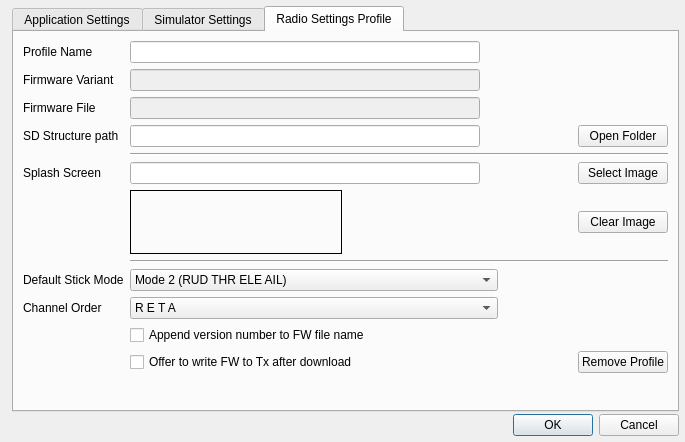
Qt form companion/src/apppreferencesdialog.ui (opentx/opentx) before a commit.
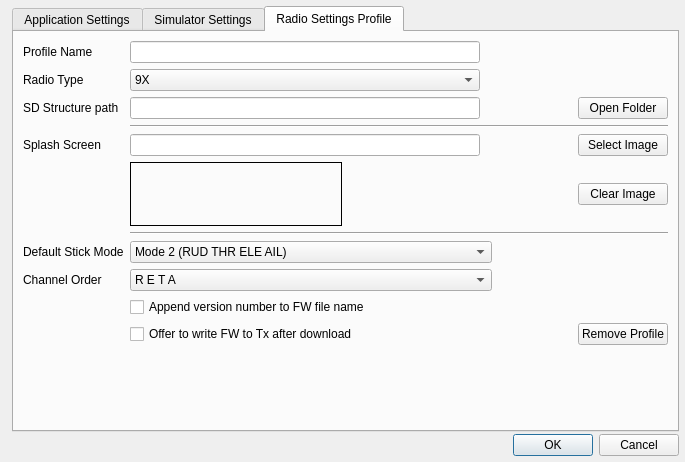
The same form after that commit. The open tabs and pages were chosen to show the change.

Commit message: Moved selection of radio type from download dialog to profile tab. This was a bit tricky.

The edit to the form file:
```diff
--- a/companion/src/apppreferencesdialog.ui
+++ b/companion/src/apppreferencesdialog.ui
@@ -7,7 +7,7 @@
     <x>0</x>
     <y>0</y>
     <width>685</width>
-    <height>442</height>
+    <height>462</height>
    </rect>
   </property>
   <property name="sizePolicy">
@@ -502,7 +502,7 @@
        <string>Radio Settings Profile</string>
       </attribute>
       <layout class="QGridLayout" name="gridLayout_2">
-       <item row="11" column="1" colspan="4">
+       <item row="10" column="1" colspan="3">
         <widget class="QComboBox" name="stickmodeCB">
          <property name="maximumSize">
           <size>
@@ -556,7 +556,7 @@
          </item>
         </widget>
        </item>
-       <item row="13" column="1" colspan="4">
+       <item row="12" column="1" colspan="3">
         <widget class="QComboBox" name="channelorderCB">
          <property name="sizePolicy">
           <sizepolicy hsizetype="MinimumExpanding" vsizetype="Fixed">
@@ -706,7 +706,7 @@
          </item>
         </widget>
        </item>
-       <item row="11" column="0">
+       <item row="10" column="0">
         <widget class="QLabel" name="label_14">
          <property name="sizePolicy">
           <sizepolicy hsizetype="Preferred" vsizetype="Minimum">
@@ -726,7 +726,7 @@
          </property>
         </widget>
        </item>
-       <item row="16" column="1">
+       <item row="15" column="1">
         <spacer name="verticalSpacer_3">
          <property name="orientation">
           <enum>Qt::Vertical</enum>
@@ -739,7 +739,7 @@
          </property>
         </spacer>
        </item>
-       <item row="5" column="0">
+       <item row="4" column="0">
         <widget class="QLabel" name="label_8">
          <property name="sizePolicy">
           <sizepolicy hsizetype="Preferred" vsizetype="Minimum">
@@ -752,7 +752,7 @@
          </property>
         </widget>
        </item>
-       <item row="13" column="0">
+       <item row="12" column="0">
         <widget class="QLabel" name="label_13">
          <property name="sizePolicy">
           <sizepolicy hsizetype="MinimumExpanding" vsizetype="Preferred">
@@ -768,14 +768,14 @@
          </property>
         </widget>
        </item>
-       <item row="14" column="1" colspan="4">
+       <item row="13" column="1" colspan="3">
         <widget class="QCheckBox" name="renameFirmware">
          <property name="text">
           <string>Append version number to FW file name</string>
          </property>
         </widget>
        </item>
-       <item row="3" column="0">
+       <item row="2" column="0">
         <widget class="QLabel" name="sdPathLabel">
          <property name="sizePolicy">
           <sizepolicy hsizetype="Preferred" vsizetype="Minimum">
@@ -791,7 +791,7 @@
          </property>
         </widget>
        </item>
-       <item row="3" column="1" colspan="3">
+       <item row="2" column="1" colspan="2">
         <widget class="QLineEdit" name="sdPath">
          <property name="enabled">
           <bool>true</bool>
@@ -813,7 +813,7 @@
          </property>
         </widget>
        </item>
-       <item row="3" column="5">
+       <item row="2" column="4">
         <spacer name="horizontalSpacer">
          <property name="orientation">
           <enum>Qt::Horizontal</enum>
@@ -826,35 +826,35 @@
          </property>
         </spacer>
        </item>
-       <item row="15" column="1" colspan="4">
+       <item row="14" column="1" colspan="3">
         <widget class="QCheckBox" name="burnFirmware">
          <property name="text">
           <string>Offer to write FW to Tx after download</string>
          </property>
         </widget>
        </item>
-       <item row="15" column="6">
+       <item row="14" column="5">
         <widget class="QPushButton" name="removeProfileButton">
          <property name="text">
           <string>Remove Profile</string>
          </property>
         </widget>
        </item>
-       <item row="3" column="6">
+       <item row="2" column="5">
         <widget class="QPushButton" name="sdPathButton">
          <property name="text">
           <string>Open Folder</string>
          </property>
         </widget>
        </item>
-       <item row="10" column="1" colspan="6">
+       <item row="9" column="1" colspan="5">
         <widget class="Line" name="line_6">
          <property name="orientation">
           <enum>Qt::Horizontal</enum>
          </property>
         </widget>
        </item>
-       <item row="5" column="1" colspan="3">
+       <item row="4" column="1" colspan="2">
         <widget class="QLineEdit" name="SplashFileName">
          <property name="enabled">
           <bool>true</bool>
@@ -876,46 +876,34 @@
          </property>
         </widget>
        </item>
-       <item row="1" column="0">
-        <widget class="QLabel" name="label">
-         <property name="text">
-          <string>Firmware Variant</string>
-         </property>
-        </widget>
-       </item>
-       <item row="1" column="1" colspan="2">
-        <widget class="QLineEdit" name="fwTypeLE">
-         <property name="enabled">
-          <bool>false</bool>
-         </property>
-         <property name="minimumSize">
-          <size>
-           <width>350</width>
-           <height>0</height>
-          </size>
-         </property>
-         <property name="maximumSize">
-          <size>
-           <width>350</width>
-           <height>16777215</height>
-          </size>
-         </property>
-        </widget>
-       </item>
-       <item row="5" column="6">
+       <item row="4" column="5">
         <widget class="QPushButton" name="SplashSelect">
          <property name="text">
           <string>Select Image</string>
          </property>
         </widget>
        </item>
-       <item row="8" column="6">
+       <item row="1" column="0">
+        <widget class="QLabel" name="label">
+         <property name="text">
+          <string>Radio Type</string>
+         </property>
+        </widget>
+       </item>
+       <item row="7" column="5">
         <widget class="QPushButton" name="clearImageButton">
          <property name="text">
           <string>Clear Image</string>
          </property>
         </widget>
        </item>
+       <item row="3" column="1" colspan="5">
+        <widget class="Line" name="line_3">
+         <property name="orientation">
+          <enum>Qt::Horizontal</enum>
+         </property>
+        </widget>
+       </item>
        <item row="0" column="1">
         <widget class="QLineEdit" name="profileNameLE">
          <property name="minimumSize">
@@ -932,7 +920,7 @@
          </property>
         </widget>
        </item>
-       <item row="8" column="1">
+       <item row="7" column="1">
         <widget class="QLabel" name="imageLabel">
          <property name="sizePolicy">
           <sizepolicy hsizetype="Minimum" vsizetype="Minimum">
@@ -969,37 +957,43 @@
          </property>
         </widget>
        </item>
-       <item row="4" column="1" colspan="6">
-        <widget class="Line" name="line_3">
-         <property name="orientation">
-          <enum>Qt::Horizontal</enum>
-         </property>
-        </widget>
-       </item>
-       <item row="2" column="0">
-        <widget class="QLabel" name="label_4">
-         <property name="text">
-          <string>Firmware File</string>
-         </property>
-        </widget>
-       </item>
-       <item row="2" column="1">
-        <widget class="QLineEdit" name="fwNameLE">
-         <property name="enabled">
-          <bool>false</bool>
-         </property>
-         <property name="minimumSize">
-          <size>
-           <width>350</width>
-           <height>0</height>
-          </size>
-         </property>
-         <property name="maximumSize">
-          <size>
-           <width>350</width>
-           <height>16777215</height>
-          </size>
-         </property>
+       <item row="1" column="1">
+        <widget class="QComboBox" name="radioCB">
+         <item>
+          <property name="text">
+           <string>9X</string>
+          </property>
+         </item>
+         <item>
+          <property name="text">
+           <string>9X with m128</string>
+          </property>
+         </item>
+         <item>
+          <property name="text">
+           <string>9XR</string>
+          </property>
+         </item>
+         <item>
+          <property name="text">
+           <string>9XR with m128</string>
+          </property>
+         </item>
+         <item>
+          <property name="text">
+           <string>Gruvin9x Board</string>
+          </property>
+         </item>
+         <item>
+          <property name="text">
+           <string>Sky9x Board</string>
+          </property>
+         </item>
+         <item>
+          <property name="text">
+           <string>Taranis</string>
+          </property>
+         </item>
         </widget>
        </item>
       </layout>
```
Left out of the diff: 15 changed lines with no effect on the pictures. The commit also changes 5 other files.
